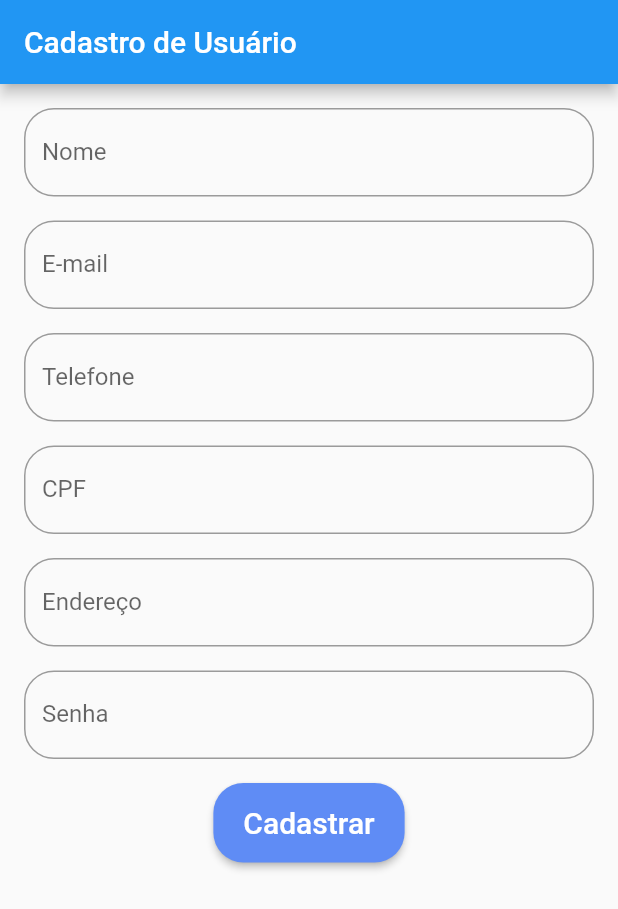
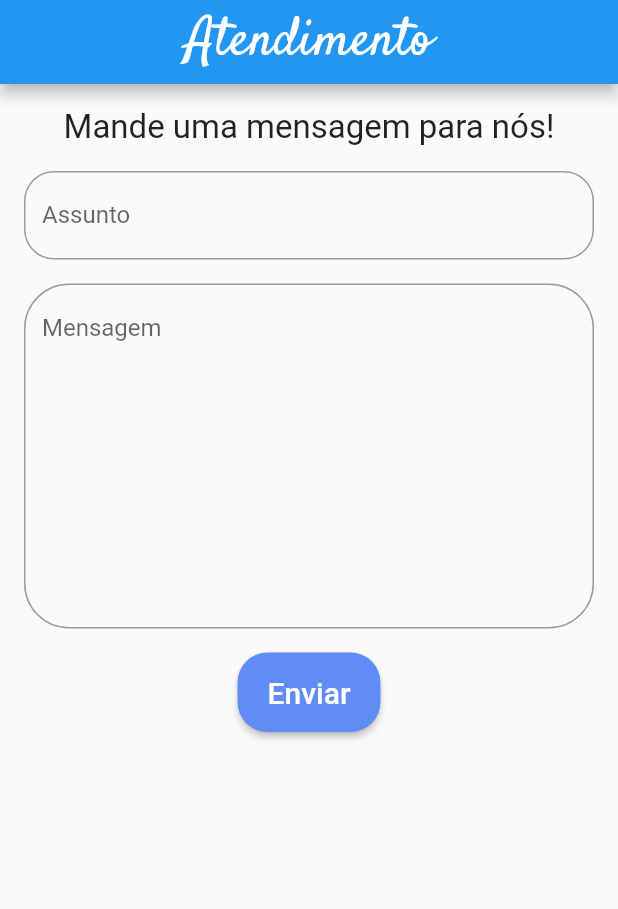
Before and after one commit to fonseca741/9794-AS, a Flutter app: the screen it shows after launch, on a phone screen of 412 x 824 dp. Shown: the top 909 px of the screen. Run offline on Flutter 3.47's test engine with Material 2 defaults, Android fonts, the phone set to English and light mode, and no system bars; our stand-ins replace rflutter_alert.

```diff
--- a/lib/Views/cadastroUsuario.dart
+++ b/lib/Views/cadastroUsuario.dart
@@ -17,7 +17,10 @@ class ViewCadastroUsuario extends StatelessWidget {
     return MaterialApp(
       home: Scaffold(
         appBar: AppBar(
-          title: Text('Cadastro de Usuário'),
+          centerTitle: true,
+          title: Text(
+            'Cadastro de Usuário',
+          ),
         ),
         body: Padding(
           padding: const EdgeInsets.all(16.0),
@@ -114,7 +117,7 @@ class ViewCadastroUsuario extends StatelessWidget {
                     if (Usuario != null) {
                       Alert(
                         context: context,
-                        type: AlertType.error,
+                        type: AlertType.success,
                         title: "Bem Vindo!",
                         desc: "Conta criada com sucesso.",
                         buttons: [
--- /dev/null
+++ b/lib/Views/saq.dart
@@ -0,0 +1,90 @@
+import 'package:flutter/material.dart';
+import 'package:rflutter_alert/rflutter_alert.dart';
+
+class ViewSac extends StatelessWidget {
+  final TextEditingController _controladorAssunto = TextEditingController();
+  final TextEditingController _controladorMensagem = TextEditingController();
+
+  @override
+  Widget build(BuildContext context) {
+    return MaterialApp(
+      home: Scaffold(
+        appBar: AppBar(
+            centerTitle: true,
+            title: Text(
+              'Atendimento',
+              style: TextStyle(fontFamily: 'Satisfy', fontSize: 35),
+            )),
+        body: Padding(
+          padding: const EdgeInsets.all(16.0),
+          child: Column(
+            children: <Widget>[
+              Text(
+                'Mande uma mensagem para nós!',
+                textAlign: TextAlign.center,
+                style: TextStyle(fontSize: 22),
+              ),
+              Padding(
+                padding: const EdgeInsets.only(top: 16.0),
+                child: TextField(
+                  controller: _controladorAssunto,
+                  decoration: InputDecoration(
+                      labelText: 'Assunto',
+                      border: new OutlineInputBorder(
+                          borderRadius: const BorderRadius.all(
+                              const Radius.circular(20)))),
+                ),
+              ),
+              Padding(
+                padding: const EdgeInsets.only(top: 16.0),
+                child: TextField(
+                  maxLines: 10,
+                  controller: _controladorMensagem,
+                  decoration: InputDecoration(
+                      labelText: 'Mensagem',
+                      alignLabelWithHint: true,
+                      border: new OutlineInputBorder(
+                          borderRadius: const BorderRadius.all(
+                              const Radius.circular(30)))),
+                ),
+              ),
+              Padding(
+                padding: const EdgeInsets.only(top: 16.0),
+                child: RaisedButton(
+                  child: Text(
+                    'Enviar',
+                    style: TextStyle(fontSize: 20),
+                  ),
+                  textColor: Colors.white,
+                  color: Color.fromRGBO(95, 140, 245, 1),
+                  padding: EdgeInsets.fromLTRB(20, 15, 20, 15),
+                  shape: RoundedRectangleBorder(
+                      borderRadius: BorderRadius.circular(20)),
+                  onPressed: () {
+                    Alert(
+                      context: context,
+                      type: AlertType.info,
+                      title: "Mensagem enviada!",
+                      desc:
+                          "Sua mensagem foi enviada aos nossos atendentes, eles entrarão em contato por email o mais rápido possível.",
+                      buttons: [
+                        DialogButton(
+                          child: Text(
+                            "OK",
+                            style: TextStyle(color: Colors.white, fontSize: 20),
+                          ),
+                          onPressed: () => Navigator.pop(context),
+                          width: 120,
+                        )
+                      ],
+                    ).show();
+                  },
+                ),
+              ),
+            ],
+          ),
+        ),
+      ),
+    );
+  }
+}
--- a/lib/main.dart
+++ b/lib/main.dart
@@ -1,8 +1,9 @@
 import 'package:flutter/material.dart';
-import 'Views/cadastroUsuario.dart';
+import 'package:iClothes/Views/cadastroUsuario.dart';
+import 'Views/saq.dart';
 
 void main() => runApp(MaterialApp(
       title: 'iClothes',
       theme: ThemeData(),
-      home: ViewCadastroUsuario(),
+      home: ViewSac(),
     ));
```
Also changed, not shown: pubspec.yaml (+5 -7 lines), fonts/Satisfy-Regular.ttf (added), lib/Views/sucess.png (deleted).
